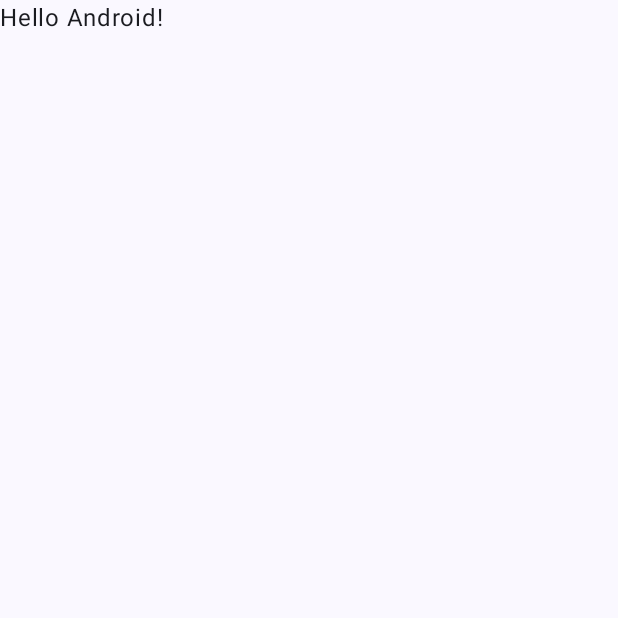
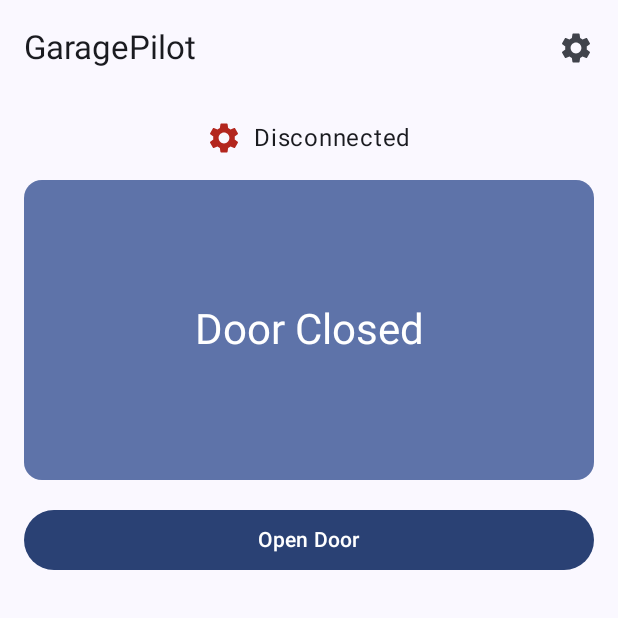
Before and after one commit to enthali/GContrl, an Android app built with Jetpack Compose: the screen it shows after launch (MainActivity), on a phone screen of 412 x 824 dp, the top half of it. Before the commit the part shown is almost empty. Run offline under Robolectric (Android 15) with nearby library versions, the phone set to English and light mode, and no system bars.

Commit message:
Initial app structure with basic navigation
- Added basic two-screen navigation (main + settings)
- Implemented simple debug logging system
- Set up basic project structure following KISS principle
- Removed unused files and old implementation
- Added BuildConfig configuration for debug flags

Files:
- MainScreen.kt: Basic door control UI
- SettingsScreen.kt: MQTT configuration screen
- MainActivity.kt: Simple navigation between screens
- Logger.kt: Debug logging with configuration flags
- build.gradle.kts: Added BuildConfig and debug flags

```diff
--- a/app/build.gradle.kts
+++ b/app/build.gradle.kts
@@ -25,6 +25,10 @@ android {
                 getDefaultProguardFile("proguard-android-optimize.txt"),
                 "proguard-rules.pro"
             )
+            buildConfigField("Boolean", "ENABLE_DEBUG", "false")
+        }
+        debug {
+            buildConfigField("Boolean", "ENABLE_DEBUG", "true")
         }
     }
     compileOptions {
@@ -36,6 +40,7 @@ android {
     }
     buildFeatures {
         compose = true
+        buildConfig = true
     }
 }
 
--- a/app/src/main/java/de/drachenfels/gcontrl/MainActivity.kt
+++ b/app/src/main/java/de/drachenfels/gcontrl/MainActivity.kt
@@ -4,44 +4,51 @@ import android.os.Bundle
 import androidx.activity.ComponentActivity
 import androidx.activity.compose.setContent
 import androidx.activity.enableEdgeToEdge
-import androidx.compose.foundation.layout.fillMaxSize
-import androidx.compose.foundation.layout.padding
-import androidx.compose.material3.Scaffold
-import androidx.compose.material3.Text
-import androidx.compose.runtime.Composable
-import androidx.compose.ui.Modifier
-import androidx.compose.ui.tooling.preview.Preview
+import androidx.compose.runtime.*
 import de.drachenfels.gcontrl.ui.theme.GaragePilotTheme
+import de.drachenfels.gcontrl.ui.MainScreen
+import de.drachenfels.gcontrl.ui.SettingsScreen
+import de.drachenfels.gcontrl.utils.LogConfig
+import de.drachenfels.gcontrl.utils.AndroidLogger
 
 class MainActivity : ComponentActivity() {
+    private val logger = AndroidLogger()
+
     override fun onCreate(savedInstanceState: Bundle?) {
         super.onCreate(savedInstanceState)
+        logger.d(LogConfig.TAG_MAIN, "onCreate")
+
         enableEdgeToEdge()
         setContent {
+            var showSettings by remember { mutableStateOf(false) }
+
             GaragePilotTheme {
-                Scaffold(modifier = Modifier.fillMaxSize()) { innerPadding ->
-                    Greeting(
-                        name = "Android",
-                        modifier = Modifier.padding(innerPadding)
+                if (showSettings) {
+                    SettingsScreen(
+                        onNavigateBack = {
+                            showSettings = false
+                            logger.d(LogConfig.TAG_MAIN, "Navigating back to main")
+                        }
+                    )
+                } else {
+                    MainScreen(
+                        onNavigateToSettings = {
+                            showSettings = true
+                            logger.d(LogConfig.TAG_MAIN, "Navigating to settings")
+                        }
                     )
                 }
             }
         }
     }
-}
 
-@Composable
-fun Greeting(name: String, modifier: Modifier = Modifier) {
-    Text(
-        text = "Hello $name!",
-        modifier = modifier
-    )
-}
+    override fun onResume() {
+        super.onResume()
+        logger.d(LogConfig.TAG_MAIN, "onResume")
+    }
 
-@Preview(showBackground = true)
-@Composable
-fun GreetingPreview() {
-    GaragePilotTheme {
-        Greeting("Android")
+    override fun onPause() {
+        super.onPause()
+        logger.d(LogConfig.TAG_MAIN, "onPause")
     }
 }
--- /dev/null
+++ b/app/src/main/java/de/drachenfels/gcontrl/ui/MainScreen.kt
@@ -0,0 +1,112 @@
+package de.drachenfels.gcontrl.ui
+
+import androidx.compose.foundation.background
+import androidx.compose.foundation.layout.*
+import androidx.compose.material.icons.Icons
+import androidx.compose.material.icons.filled.Settings
+import androidx.compose.material3.*
+import androidx.compose.runtime.*
+import androidx.compose.ui.Alignment
+import androidx.compose.ui.Modifier
+import androidx.compose.ui.unit.dp
+import de.drachenfels.gcontrl.utils.LogConfig
+import de.drachenfels.gcontrl.utils.AndroidLogger
+
+private val logger = AndroidLogger()
+
+@OptIn(ExperimentalMaterial3Api::class)
+@Composable
+fun MainScreen(
+    onNavigateToSettings: () -> Unit,
+    modifier: Modifier = Modifier
+) {
+    var doorState by remember { mutableStateOf(false) }
+    var isConnected by remember { mutableStateOf(false) }
+
+    Scaffold(
+        topBar = {
+            TopAppBar(
+                title = { Text("GaragePilot") },
+                actions = {
+                    // Settings button
+                    IconButton(onClick = onNavigateToSettings) {
+                        Icon(Icons.Default.Settings, contentDescription = "Settings")
+                    }
+                }
+            )
+        }
+    ) { paddingValues ->
+        Column(
+            modifier = modifier
+                .fillMaxSize()
+                .padding(paddingValues)
+                .padding(16.dp),
+            horizontalAlignment = Alignment.CenterHorizontally,
+            verticalArrangement = Arrangement.spacedBy(16.dp)
+        ) {
+            // Connection status
+            ConnectionStatus(isConnected)
+
+            // Door status
+            DoorStatus(doorState)
+
+            // Control button
+            Button(
+                onClick = {
+                    doorState = !doorState
+                    logger.d(LogConfig.TAG_MAIN, "Door state changed to: $doorState")
+                },
+                modifier = Modifier.fillMaxWidth()
+            ) {
+                Text(if (doorState) "Close Door" else "Open Door")
+            }
+        }
+    }
+}
+
+@Composable
+private fun ConnectionStatus(isConnected: Boolean) {
+    Row(
+        verticalAlignment = Alignment.CenterVertically,
+        horizontalArrangement = Arrangement.Center,
+        modifier = Modifier.fillMaxWidth()
+    ) {
+        Icon(
+            imageVector = if (isConnected) Icons.Default.Settings else Icons.Default.Settings,
+            contentDescription = "Connection Status",
+            tint = if (isConnected) MaterialTheme.colorScheme.primary
+                   else MaterialTheme.colorScheme.error
+        )
+        Spacer(modifier = Modifier.width(8.dp))
+        Text(if (isConnected) "Connected" else "Disconnected")
+    }
+}
+
+@Composable
+private fun DoorStatus(isOpen: Boolean) {
+    Card(
+        modifier = Modifier
+            .fillMaxWidth()
+            .height(200.dp)
+    ) {
+        Box(
+            modifier = Modifier
+                .fillMaxSize()
+                .run {
+                    if (isOpen) {
+                        this.background(MaterialTheme.colorScheme.errorContainer)
+                    } else {
+                        this.background(MaterialTheme.colorScheme.primaryContainer)
+                    }
+                },
+            contentAlignment = Alignment.Center
+        ) {
+            Text(
+                text = if (isOpen) "Door Open" else "Door Closed",
+                style = MaterialTheme.typography.headlineMedium,
+                color = if (isOpen) MaterialTheme.colorScheme.onErrorContainer
+                        else MaterialTheme.colorScheme.onPrimaryContainer
+            )
+        }
+    }
+}
```
Also changed, not shown: app/src/main/java/de/drachenfels/gcontrl/ui/SettingsScreen.kt (added, +140 -0 lines), app/src/main/java/de/drachenfels/gcontrl/utils/Logger.kt (added, +89 -0 lines), 1 other file.
